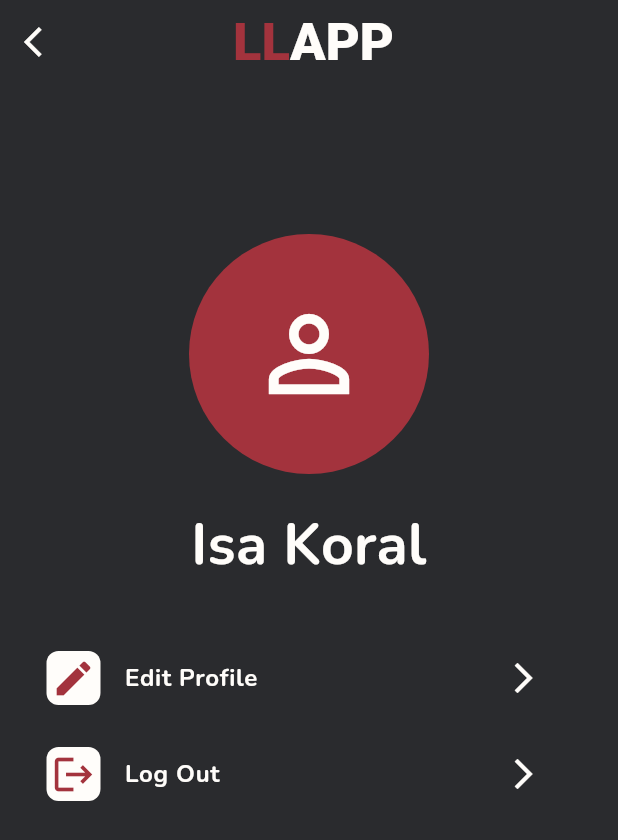
After one commit to enescunediogluu/llapp-note, a Flutter app: the SettingsPage screen opened directly, on a phone screen of 412 x 824 dp. The commit adds this screen. Shown: the top 840 px of the screen. Run offline on Flutter 3.47's test engine with Material 3 defaults, Android fonts, the phone set to English and light mode, and no system bars; our stand-ins replace firebase_auth, firebase_core, google_fonts; accounts and stored records are empty; network calls fail.

Commit message:
some extra pages added

```diff
--- a/lib/pages/auth/login_page.dart
+++ b/lib/pages/auth/login_page.dart
@@ -1,6 +1,5 @@
 import 'package:flutter/material.dart';
 import 'package:llapp/constants/colors.dart';
-
 import 'package:llapp/pages/auth/register_page.dart';
 import 'package:llapp/pages/main/notes_page.dart';
 import 'package:llapp/services/auth_service.dart';
--- /dev/null
+++ b/lib/pages/main/settings_page.dart
@@ -0,0 +1,92 @@
+import 'package:flutter/material.dart';
+import 'package:llapp/constants/colors.dart';
+import 'package:llapp/services/auth_service.dart';
+import 'package:llapp/widgets/general_widgets.dart/logo_widget.dart';
+import 'package:llapp/widgets/general_widgets.dart/modified_text.dart';
+
+import '../../widgets/general_widgets.dart/settings_tile_widget.dart';
+import '../auth/login_page.dart';
+
+class SettingsPage extends StatefulWidget {
+  const SettingsPage({super.key});
+
+  @override
+  State<SettingsPage> createState() => _SettingsPageState();
+}
+
+class _SettingsPageState extends State<SettingsPage> {
+  final AuthService auth = AuthService();
+  @override
+  Widget build(BuildContext context) {
+    return Scaffold(
+      backgroundColor: scaffolBackgroundColor,
+      appBar: AppBar(
+        actions: const [
+          Icon(
+            Icons.abc,
+            color: scaffolBackgroundColor,
+            size: 50,
+          )
+        ],
+        backgroundColor: scaffolBackgroundColor,
+        leading: IconButton(
+          icon: const Icon(
+            Icons.arrow_back_ios,
+            color: secondaryColor,
+          ),
+          onPressed: () {
+            Navigator.of(context).pop();
+          },
+        ),
+        title: const LogoWidget(
+          fontSize: 35,
+        ),
+      ),
+      body: Center(
+        child: Padding(
+          padding: const EdgeInsets.symmetric(horizontal: 15),
+          child: Column(
+            crossAxisAlignment: CrossAxisAlignment.center,
+            children: [
+              const SizedBox(height: 100),
+              const CircleAvatar(
+                backgroundColor: primaryColor,
+                radius: 80,
+                child: Icon(
+                  Icons.person_outline,
+                  size: 80,
+                  color: secondaryColor,
+                ),
+              ),
+              const SizedBox(height: 20),
+              const ModifiedText(
+                text: "Isa Koral",
+                fontSize: 38,
+                fontWeight: FontWeight.w700,
+              ),
+              const SizedBox(height: 30),
+              SettingsTileWidget(
+                icon: Icons.edit,
+                text: "Edit Profile",
+                onPressed: () {},
+              ),
+              SettingsTileWidget(
+                icon: Icons.logout,
+                text: "Log Out",
+                onPressed: () async {
+                  await auth.signOut();
+                  // ignore: use_build_context_synchronously
+                  Navigator.of(context).pushAndRemoveUntil(
+                      MaterialPageRoute(
+                        builder: (context) => const LoginPage(),
+                      ),
+                      (route) => false);
+                },
+              )
+            ],
+          ),
+        ),
+      ),
+    );
+  }
+}
--- /dev/null
+++ b/lib/widgets/general_widgets.dart/settings_tile_widget.dart
@@ -0,0 +1,52 @@
+import 'package:flutter/material.dart';
+import 'package:llapp/widgets/general_widgets.dart/modified_text.dart';
+
+import '../../constants/colors.dart';
+
+class SettingsTileWidget extends StatelessWidget {
+  final IconData icon;
+  final String text;
+  final void Function()? onPressed;
+
+  const SettingsTileWidget({
+    super.key,
+    required this.icon,
+    required this.text,
+    this.onPressed,
+  });
+
+  @override
+  Widget build(BuildContext context) {
+    return GestureDetector(
+      child: ListTile(
+        leading: Container(
+          width: 36,
+          height: 36,
+          decoration: BoxDecoration(
+              color: secondaryColor, borderRadius: BorderRadius.circular(8)),
+          child: Icon(
+            icon,
+            color: primaryColor,
+            size: 30,
+          ),
+        ),
+        title: Row(
+          mainAxisAlignment: MainAxisAlignment.spaceBetween,
+          children: [
+            ModifiedText(
+              text: text,
+              fontSize: 16,
+              fontWeight: FontWeight.w700,
+            ),
+            IconButton(
+                onPressed: onPressed,
+                icon: const Icon(
+                  Icons.arrow_forward_ios,
+                  color: secondaryColor,
+                ))
+          ],
+        ),
+      ),
+    );
+  }
+}
```
Also changed, not shown: lib/main.dart (+3 -5 lines), lib/pages/main/create_or_edit_notes_page.dart (+38 -0 lines), lib/pages/main/notes_page.dart (+23 -10 lines), lib/widgets/auth_widgets/text_field_widget.dart (+16 -2 lines).
